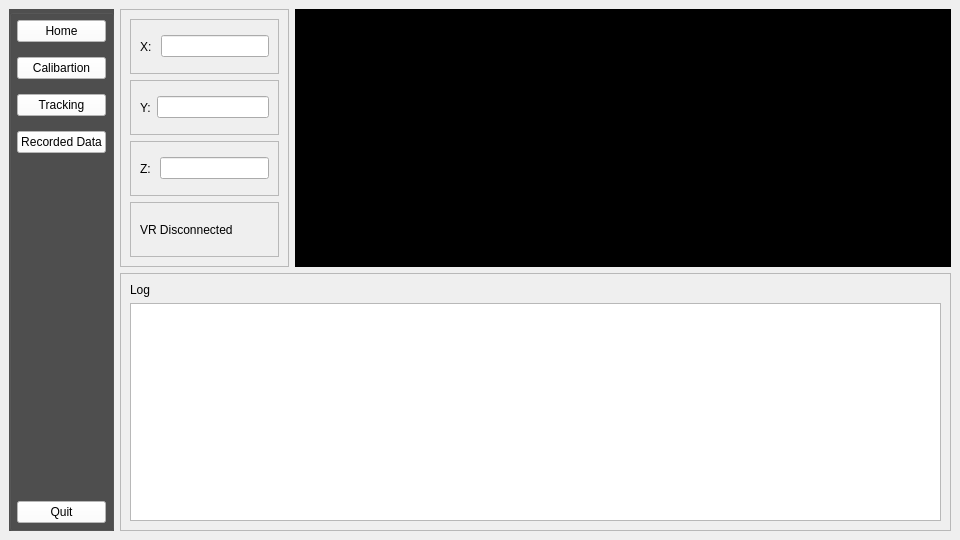
First picture: the form in MainApp.ui, repository anton-freddy/pir_localisation, before the edit.
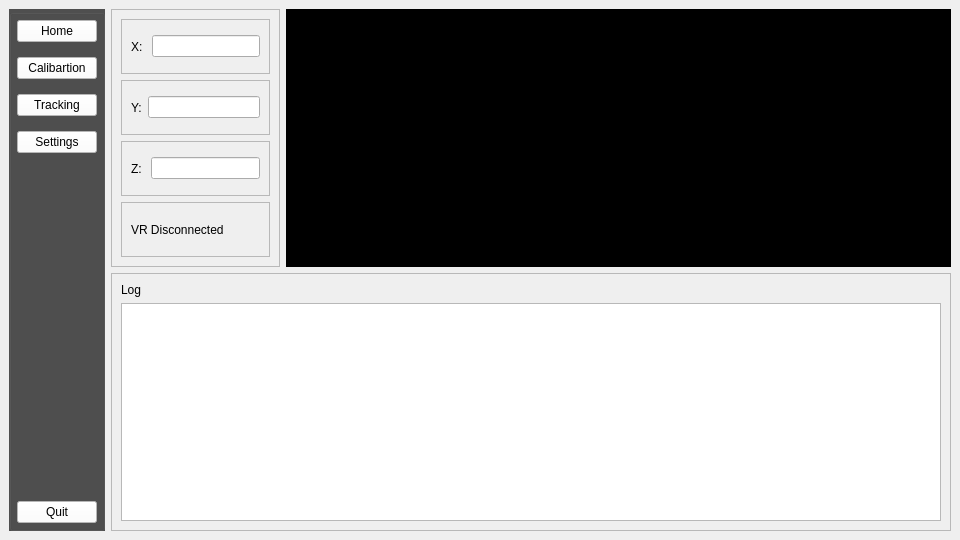
Second picture: the form after the edit.

Commit message: files orgaised and added settings and calibration

Patch:
```diff
--- a/MainApp.ui
+++ b/MainApp.ui
@@ -90,7 +90,7 @@
          <item>
           <widget class="QPushButton" name="dataButton">
            <property name="text">
-            <string>Recorded Data</string>
+            <string>Settings</string>
            </property>
           </widget>
          </item>
```
Left out of the diff: 6 changed lines with no effect on the pictures. The commit also changes 18 other files.
